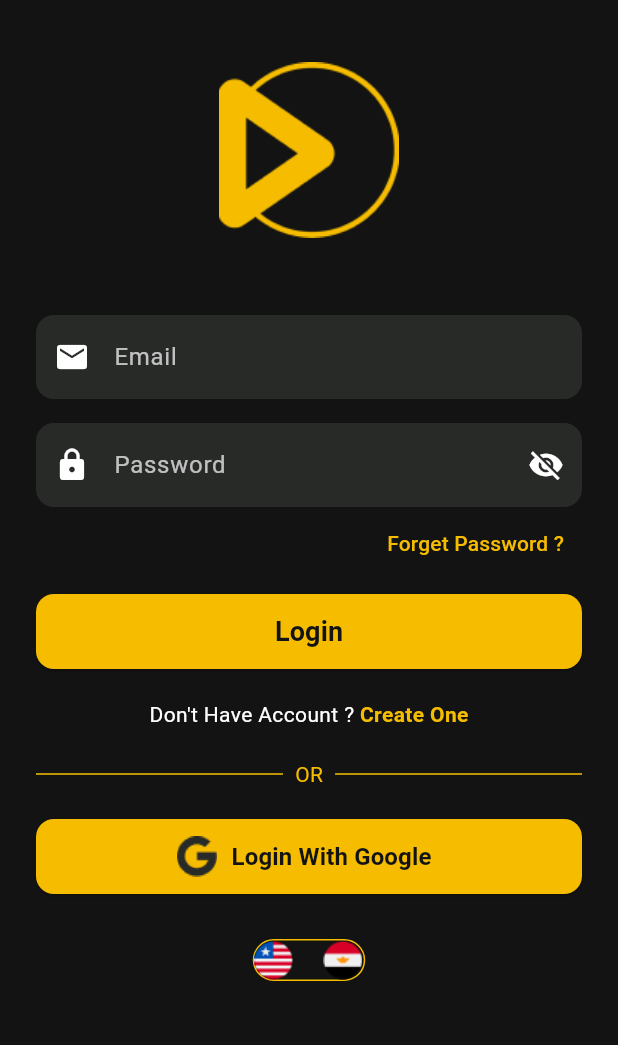
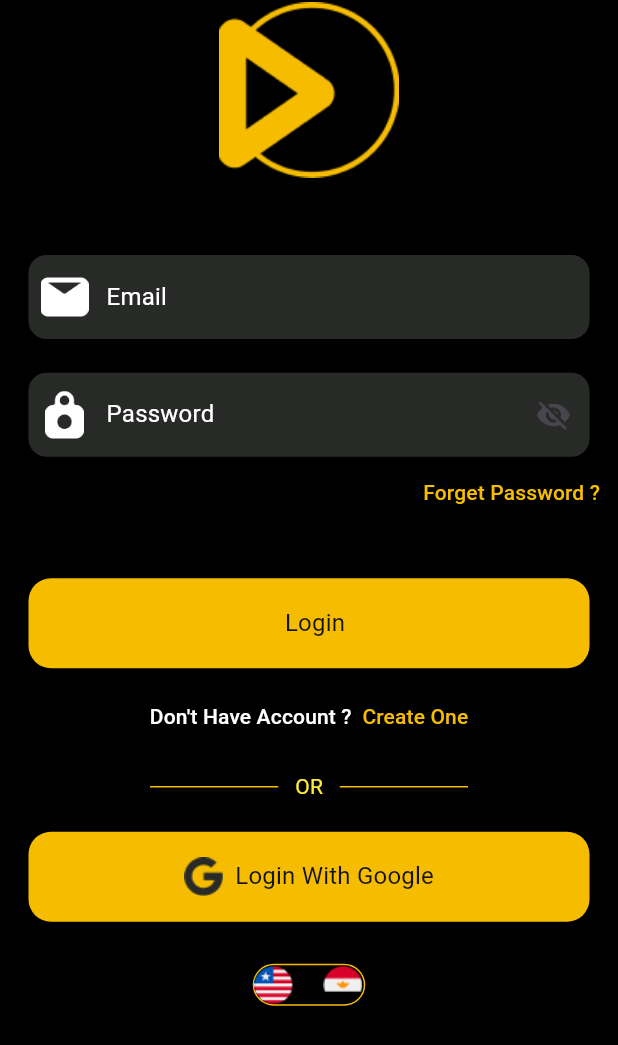
Before and after one commit to Mousa2004/movies, a Flutter app: the LoginScreen screen opened directly, on a phone screen of 412 x 824 dp. Shown: the top 1045 px of the screen. Run offline on Flutter 3.47's test engine with Material 3 defaults, Android fonts, the phone set to English and light mode, and no system bars; our stand-ins replace carousel_slider.

Commit message:
edit on login screen

```diff
--- a/lib/auth/view/screen/login_screen.dart
+++ b/lib/auth/view/screen/login_screen.dart
@@ -1,26 +1,35 @@
 import 'package:flutter/material.dart';
 import 'package:movies/auth/view/widget/switch_language.dart';
 import 'package:movies/shared/view/widget/app_theme.dart';
+import 'package:movies/shared/view/widget/customed_button.dart';
+import 'package:movies/shared/view/widget/text_field.dart';
 
 class LoginScreen extends StatefulWidget {
+  static const String routName = "/login";
+  const LoginScreen({super.key});
   @override
   State<LoginScreen> createState() => _LoginScreenState();
 }
 
 class _LoginScreenState extends State<LoginScreen> {
-  bool _obscurePassword = true;
+  TextEditingController emailController = TextEditingController();
+  TextEditingController passwordController = TextEditingController();
+  @override
+  void dispose() {
+    emailController.dispose();
+    passwordController.dispose();
+    super.dispose();
+  }
 
   @override
   Widget build(BuildContext context) {
     return Scaffold(
-      backgroundColor: AppTheme.black,
+      backgroundColor: Colors.black,
       body: SafeArea(
         child: SingleChildScrollView(
-          padding: const EdgeInsets.symmetric(horizontal: 24, vertical: 40),
           child: Column(
-            crossAxisAlignment: CrossAxisAlignment.center,
             children: [
-              // Logo
+              // Logo (your image)
               Center(
                 child: Image.asset(
                   "assets/images/Logo.png",
@@ -30,50 +39,28 @@ class _LoginScreenState extends State<LoginScreen> {
               ),
               const SizedBox(height: 50),
 
-              // Email Field
-              TextField(
-                style: TextStyle(color: AppTheme.white),
-                decoration: InputDecoration(
-                  hintText: "Email",
-                  hintStyle: TextStyle(color: Colors.white70),
-                  prefixIcon: Icon(Icons.email, color: AppTheme.white),
-                  filled: true,
-                  fillColor: AppTheme.grey,
-                  border: OutlineInputBorder(
-                    borderRadius: BorderRadius.circular(12),
-                    borderSide: BorderSide.none,
-                  ),
-                ),
-              ),
-              const SizedBox(height: 16),
+              Padding(
+                padding: const EdgeInsets.symmetric(horizontal: 19),
+                child: Column(
+                  children: [
+                    // Email TextField
+                    CustomTextField(
+                      keyboardType: TextInputType.emailAddress,
+                      label: "Email",
+                      controller: emailController,
+                      prefixImage: "email",
+                    ),
+                    const SizedBox(height: 22.5),
 
-              // Password Field
-              TextField(
-                obscureText: _obscurePassword,
-                style: const TextStyle(color: AppTheme.white),
-                decoration: InputDecoration(
-                  hintText: "Password",
-                  hintStyle: TextStyle(color: Colors.white70),
-                  prefixIcon: Icon(Icons.lock, color: AppTheme.white),
-                  suffixIcon: IconButton(
-                    icon: Icon(
-                      _obscurePassword
-                          ? Icons.visibility_off
-                          : Icons.visibility,
-                      color: AppTheme.white,
+                    // Password TextField
+                    CustomTextField(
+                      keyboardType: TextInputType.visiblePassword,
+                      label: "Password",
+                      controller: passwordController,
+                      prefixImage: "password",
+                      isPassword: true,
                     ),
-                    onPressed: () {
-                      setState(() {
-                        _obscurePassword = !_obscurePassword;
-                      });
-                    },
-                  ),
-                  filled: true,
-                  fillColor: AppTheme.grey,
-                  border: OutlineInputBorder(
-                    borderRadius: BorderRadius.circular(12),
-                    borderSide: BorderSide.none,
-                  ),
+                  ],
                 ),
               ),
 
@@ -84,99 +71,62 @@ class _LoginScreenState extends State<LoginScreen> {
                   onPressed: () {},
                   child: Text(
                     "Forget Password ?",
-                    style: TextStyle(color: AppTheme.yellow),
+                    style: Theme.of(
+                      context,
+                    ).textTheme.titleSmall!.copyWith(color: AppTheme.yellow),
                   ),
                 ),
               ),
-              const SizedBox(height: 10),
+              const SizedBox(height: 33),
 
               // Login Button
-              SizedBox(
-                width: double.infinity,
-                height: 50,
-                child: ElevatedButton(
-                  style: ElevatedButton.styleFrom(
-                    backgroundColor: AppTheme.yellow,
-                    foregroundColor: AppTheme.black,
-                    shape: RoundedRectangleBorder(
-                      borderRadius: BorderRadius.circular(12),
-                    ),
-                  ),
-                  onPressed: () {},
-                  child: Text(
-                    "Login",
-                    style: TextStyle(fontSize: 18, fontWeight: FontWeight.bold),
-                  ),
-                ),
-              ),
-              const SizedBox(height: 20),
+              CustomedButton(text: "Login", onPressed: () {}),
+              const SizedBox(height: 22),
 
               // Create Account
               Row(
                 mainAxisAlignment: MainAxisAlignment.center,
                 children: [
                   Text(
-                    "Don't Have Account ? ",
-                    style: TextStyle(color: AppTheme.white),
+                    "Don't Have Account ?  ",
+                    style: Theme.of(
+                      context,
+                    ).textTheme.titleSmall!.copyWith(color: AppTheme.white),
                   ),
                   GestureDetector(
                     onTap: () {},
                     child: Text(
                       "Create One",
-                      style: TextStyle(
-                        color: AppTheme.yellow,
-                        fontWeight: FontWeight.bold,
-                      ),
+                      style: Theme.of(
+                        context,
+                      ).textTheme.titleSmall!.copyWith(color: AppTheme.yellow),
                     ),
+                  ),
+                ],
+              ),
+              const SizedBox(height: 27),
+
+              // OR Divider
+              Row(
+                children: const [
+                  Expanded(child: Divider(color: AppTheme.yellow, indent: 100)),
+                  Text("   OR   ", style: TextStyle(color: Colors.yellow)),
+                  Expanded(
+                    child: Divider(color: AppTheme.yellow, endIndent: 100),
                   ),
                 ],
               ),
               const SizedBox(height: 20),
 
-              // OR Divider
-              Row(
-                children: [
-                  Expanded(
-                    child: Divider(color: AppTheme.yellow, thickness: 1),
-                  ),
-                  Padding(
-                    padding: EdgeInsets.symmetric(horizontal: 8),
-                    child: Text("OR", style: TextStyle(color: AppTheme.yellow)),
-                  ),
-                  Expanded(
-                    child: Divider(color: AppTheme.yellow, thickness: 1),
-                  ),
-                ],
+              // Google Login Button
+              CustomedButton(
+                text: "Login With Google",
+                onPressed: () {},
+                imageName: "google",
               ),
-              const SizedBox(height: 20),
+              const SizedBox(height: 28),
 
-              // Google Login
-              SizedBox(
-                width: double.infinity,
-                height: 50,
-                child: ElevatedButton.icon(
-                  style: ElevatedButton.styleFrom(
-                    backgroundColor: AppTheme.yellow,
-                    foregroundColor: AppTheme.black,
-                    shape: RoundedRectangleBorder(
-                      borderRadius: BorderRadius.circular(12),
-                    ),
-                  ),
-                  onPressed: () {},
-                  icon: Image.asset(
-                    "assets/images/google.png",
-                    width: 30,
-                    height: 30,
-                  ),
-                  label: Text(
-                    "Login With Google",
-                    style: TextStyle(fontSize: 16, fontWeight: FontWeight.bold),
-                  ),
-                ),
-              ),
-              const SizedBox(height: 30),
-
-              // Switch Language Widget
+              // Language Buttons
               SwitchLanguage(onTapEnlish: () {}, onTapArabic: () {}),
             ],
           ),
```
